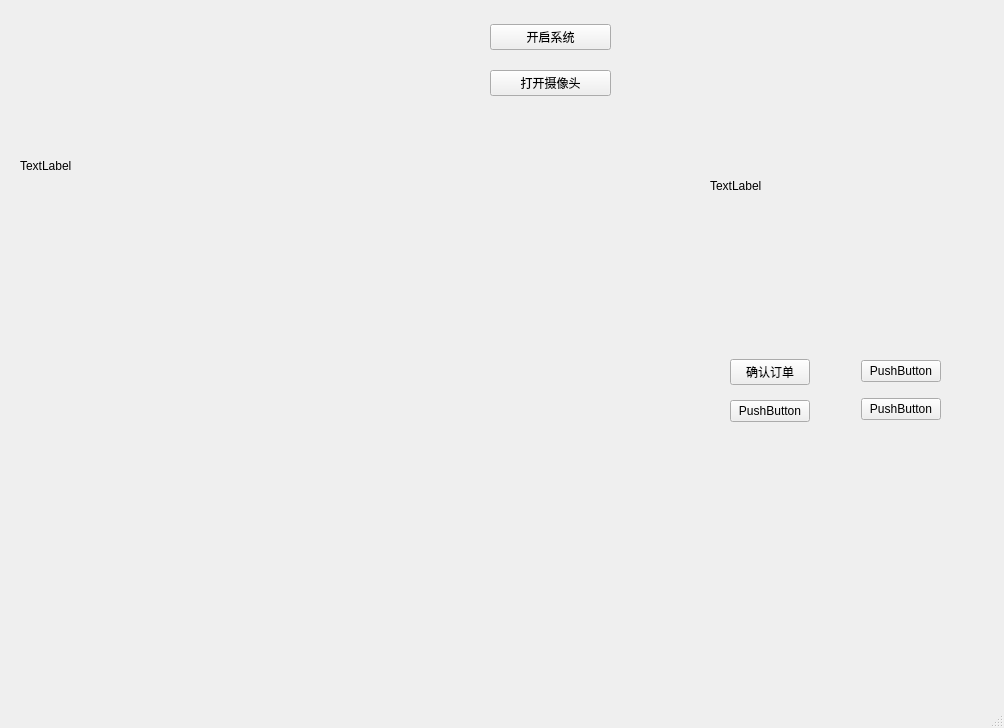
First picture: the form in untitled.ui, repository junasir/newshop, before the edit.
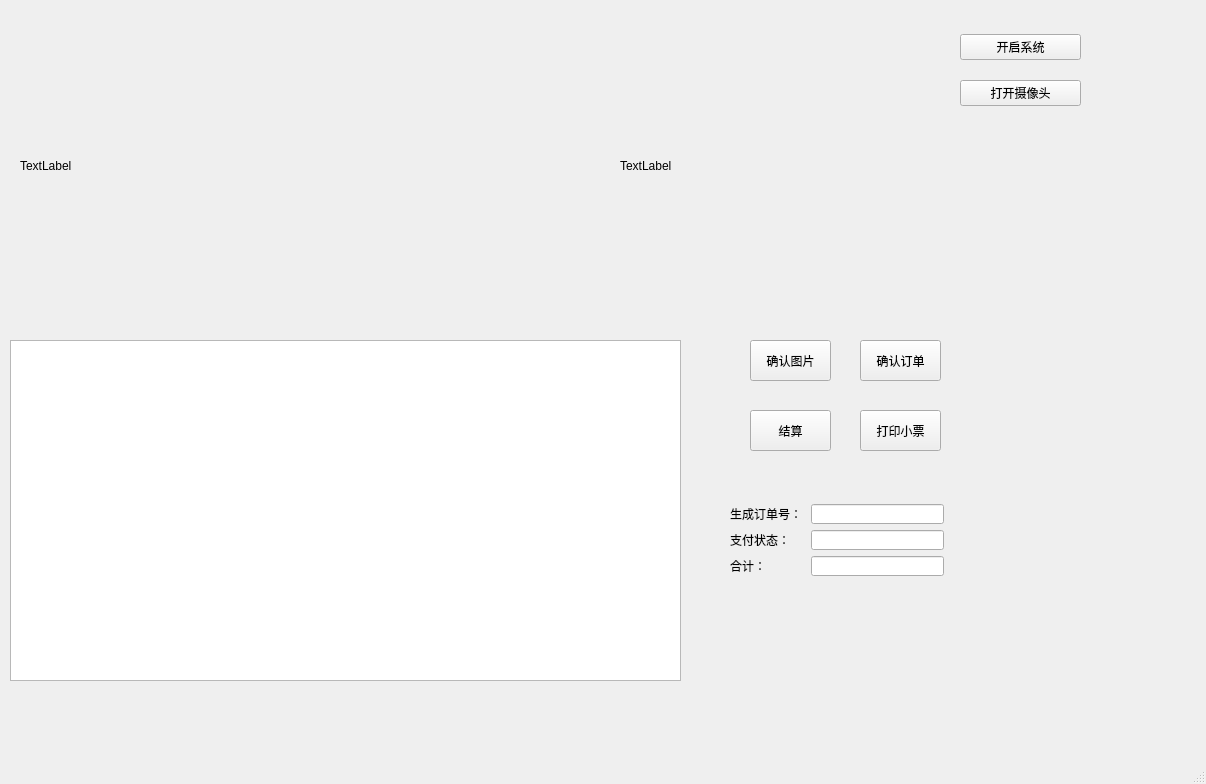
Second picture: the form after the edit.

Diff of the .ui file:
```diff
--- a/untitled.ui
+++ b/untitled.ui
@@ -6,8 +6,8 @@
    <rect>
     <x>0</x>
     <y>0</y>
-    <width>1004</width>
-    <height>728</height>
+    <width>1206</width>
+    <height>784</height>
    </rect>
   </property>
   <property name="windowTitle">
@@ -19,7 +19,7 @@
      <rect>
       <x>20</x>
       <y>10</y>
-      <width>441</width>
+      <width>541</width>
       <height>311</height>
      </rect>
     </property>
@@ -30,21 +30,21 @@
    <widget class="QLabel" name="label_i">
     <property name="geometry">
      <rect>
-      <x>710</x>
-      <y>50</y>
-      <width>261</width>
-      <height>271</height>
+      <x>620</x>
+      <y>10</y>
+      <width>291</width>
+      <height>311</height>
      </rect>
     </property>
     <property name="text">
      <string>TextLabel</string>
     </property>
    </widget>
-   <widget class="QWidget" name="">
+   <widget class="QWidget" name="layoutWidget">
     <property name="geometry">
      <rect>
-      <x>490</x>
-      <y>10</y>
+      <x>960</x>
+      <y>20</y>
       <width>121</width>
       <height>101</height>
      </rect>
@@ -66,66 +66,172 @@
      </item>
     </layout>
    </widget>
-   <widget class="QWidget" name="">
+   <widget class="QTableWidget" name="tableWidget">
     <property name="geometry">
      <rect>
+      <x>10</x>
+      <y>340</y>
+      <width>671</width>
+      <height>341</height>
+     </rect>
+    </property>
+    <property name="sizePolicy">
+     <sizepolicy hsizetype="Preferred" vsizetype="Preferred">
+      <horstretch>1</horstretch>
+      <verstretch>1</verstretch>
+     </sizepolicy>
+    </property>
+    <property name="minimumSize">
+     <size>
+      <width>480</width>
+      <height>200</height>
+     </size>
+    </property>
+   </widget>
+   <widget class="QLabel" name="label_5">
+    <property name="geometry">
+     <rect>
       <x>730</x>
-      <y>350</y>
-      <width>211</width>
-      <height>81</height>
+      <y>556</y>
+      <width>36</width>
+      <height>20</height>
      </rect>
     </property>
-    <layout class="QHBoxLayout" name="horizontalLayout">
-     <item>
-      <layout class="QVBoxLayout" name="verticalLayout_2">
-       <item>
-        <widget class="QPushButton" name="queren">
-         <property name="text">
-          <string>确认订单</string>
-         </property>
-        </widget>
-       </item>
-       <item>
-        <widget class="QPushButton" name="pushButton_5">
-         <property name="text">
-          <string>PushButton</string>
-         </property>
-        </widget>
-       </item>
-      </layout>
-     </item>
-     <item>
-      <spacer name="horizontalSpacer">
-       <property name="orientation">
-        <enum>Qt::Horizontal</enum>
-       </property>
-       <property name="sizeHint" stdset="0">
-        <size>
-         <width>40</width>
-         <height>20</height>
-        </size>
-       </property>
-      </spacer>
-     </item>
-     <item>
-      <layout class="QVBoxLayout" name="verticalLayout_3">
-       <item>
-        <widget class="QPushButton" name="pushButton_4">
-         <property name="text">
-          <string>PushButton</string>
-         </property>
-        </widget>
-       </item>
-       <item>
-        <widget class="QPushButton" name="pushButton_6">
-         <property name="text">
-          <string>PushButton</string>
-         </property>
-        </widget>
-       </item>
-      </layout>
-     </item>
-    </layout>
+    <property name="text">
+     <string>合计：</string>
+    </property>
+   </widget>
+   <widget class="QLineEdit" name="lineEdit_2">
+    <property name="geometry">
+     <rect>
+      <x>811</x>
+      <y>530</y>
+      <width>133</width>
+      <height>20</height>
+     </rect>
+    </property>
+    <property name="sizePolicy">
+     <sizepolicy hsizetype="Expanding" vsizetype="Fixed">
+      <horstretch>0</horstretch>
+      <verstretch>0</verstretch>
+     </sizepolicy>
+    </property>
+    <property name="toolTip">
+     <string>支付状态</string>
+    </property>
+    <property name="placeholderText">
+     <string/>
+    </property>
+   </widget>
+   <widget class="QLabel" name="label_3">
+    <property name="geometry">
+     <rect>
+      <x>730</x>
+      <y>504</y>
+      <width>72</width>
+      <height>20</height>
+     </rect>
+    </property>
+    <property name="text">
+     <string>生成订单号：</string>
+    </property>
+   </widget>
+   <widget class="QLineEdit" name="lineEdit">
+    <property name="geometry">
+     <rect>
+      <x>811</x>
+      <y>504</y>
+      <width>133</width>
+      <height>20</height>
+     </rect>
+    </property>
+    <property name="toolTip">
+     <string>订单号</string>
+    </property>
+    <property name="placeholderText">
+     <string/>
+    </property>
+   </widget>
+   <widget class="QLabel" name="label_4">
+    <property name="geometry">
+     <rect>
+      <x>730</x>
+      <y>530</y>
+      <width>60</width>
+      <height>20</height>
+     </rect>
+    </property>
+    <property name="text">
+     <string>支付状态：</string>
+    </property>
+   </widget>
+   <widget class="QLineEdit" name="lineEdit_3">
+    <property name="geometry">
+     <rect>
+      <x>811</x>
+      <y>556</y>
+      <width>133</width>
+      <height>20</height>
+     </rect>
+    </property>
+    <property name="toolTip">
+     <string>合计价格</string>
+    </property>
+    <property name="placeholderText">
+     <string/>
+    </property>
+   </widget>
+   <widget class="QPushButton" name="pushButton_4">
+    <property name="geometry">
+     <rect>
+      <x>750</x>
+      <y>340</y>
+      <width>81</width>
+      <height>41</height>
+     </rect>
+    </property>
+    <property name="text">
+     <string>确认图片</string>
+    </property>
+   </widget>
+   <widget class="QPushButton" name="pushButton_5">
+    <property name="geometry">
+     <rect>
+      <x>750</x>
+      <y>410</y>
+      <width>81</width>
+      <height>41</height>
+     </rect>
+    </property>
+    <property name="text">
+     <string>结算</string>
+    </property>
+   </widget>
+   <widget class="QPushButton" name="pushButton_6">
+    <property name="geometry">
+     <rect>
+      <x>860</x>
+      <y>410</y>
+      <width>81</width>
+      <height>41</height>
+     </rect>
+    </property>
+    <property name="text">
+     <string>打印小票</string>
+    </property>
+   </widget>
+   <widget class="QPushButton" name="queren">
+    <property name="geometry">
+     <rect>
+      <x>860</x>
+      <y>340</y>
+      <width>81</width>
+      <height>41</height>
+     </rect>
+    </property>
+    <property name="text">
+     <string>确认订单</string>
+    </property>
    </widget>
   </widget>
   <widget class="QMenuBar" name="menubar">
```
Left out of the diff: 2 changed lines with no effect on the pictures.
